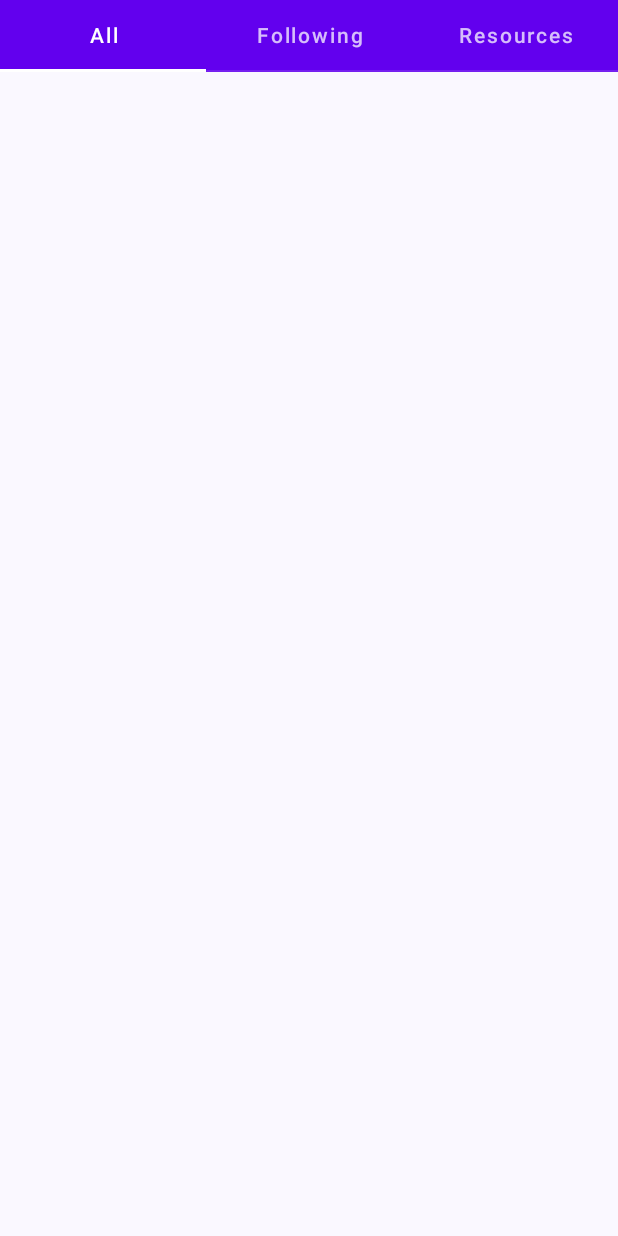
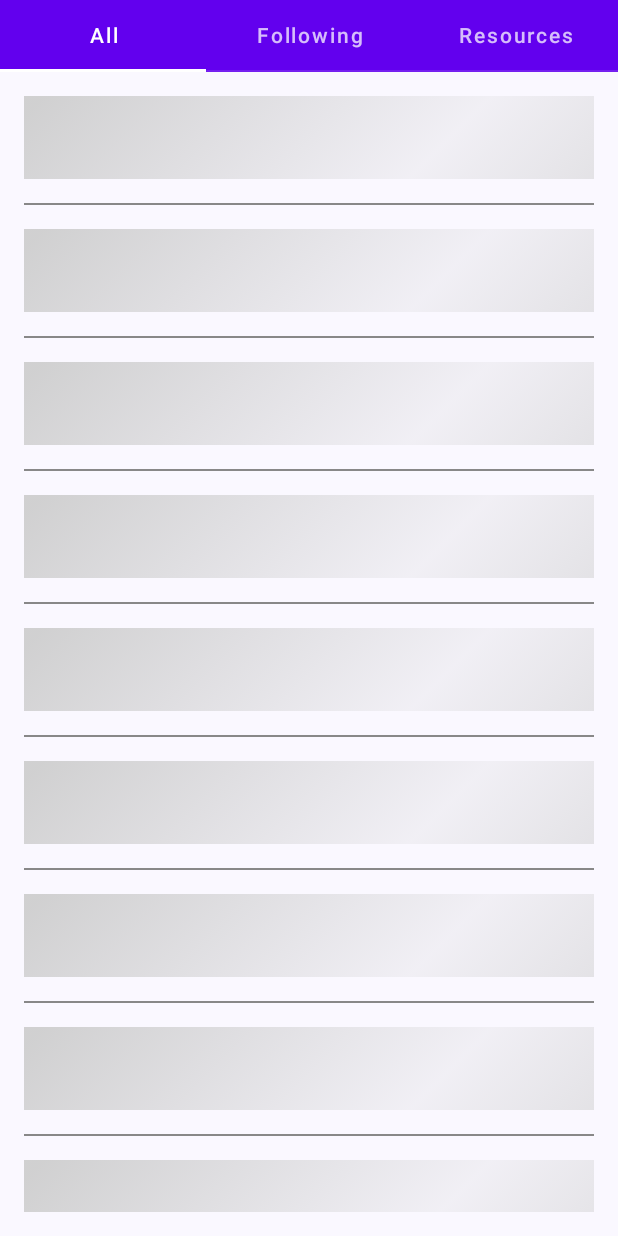
Before and after one commit to venkat-ragavan/player-line, an Android app built with Jetpack Compose: the screen it shows after launch (MainActivity), on a phone screen of 412 x 824 dp. Run offline under Robolectric (Android 15) with nearby library versions, the phone set to English and light mode, and no system bars; our stand-ins replace livedata-compose; pictures from the network do not load.

```diff
--- a/app/src/main/java/com/vrrv/mvvm/playerline/home/HomeViewModel.kt
+++ b/app/src/main/java/com/vrrv/mvvm/playerline/home/HomeViewModel.kt
@@ -3,14 +3,12 @@ package com.vrrv.mvvm.playerline.home
 import android.app.Application
 import android.util.Log
 import androidx.compose.foundation.gestures.DraggableState
-import androidx.compose.runtime.Composable
 import androidx.lifecycle.AndroidViewModel
 import androidx.lifecycle.LiveData
 import androidx.lifecycle.MutableLiveData
 import com.vrrv.mvvm.playerline.domain.RetroAPI
 import com.vrrv.mvvm.playerline.model.Player
 import com.vrrv.mvvm.playerline.model.Players
-import com.vrrv.mvvm.playerline.model.PlayersList
 import retrofit2.Call
 import retrofit2.Callback
 import retrofit2.Response
@@ -22,17 +20,17 @@ class HomeViewModel(application: Application): AndroidViewModel(application) {
 
     val tabs = listOf("All", "Following", "Resources")
 
-    var isSwipeToTheLeft: Boolean = false
+    private var isSwipeToTheLeft: Boolean = false
     private val draggableState = DraggableState { delta ->
         isSwipeToTheLeft = delta > 0
     }
 
-    private val _dragState = MutableLiveData<DraggableState>(draggableState)
+    private val _dragState = MutableLiveData(draggableState)
     val dragState: LiveData<DraggableState> = _dragState
 
-    val playerDetails = MutableLiveData<List<Player>>()
+    val playerDetails = MutableLiveData<List<Player>>(emptyList())
 
-    //val isLoading = MutableLiveData(true)
+    val isLoading = MutableLiveData(true)
     fun updateTabIndexBasedOnSwipe() {
         _tabIndex.value = when (isSwipeToTheLeft) {
             true -> Math.floorMod(_tabIndex.value!!.plus(1), tabs.size)
@@ -49,9 +47,9 @@ class HomeViewModel(application: Application): AndroidViewModel(application) {
         call.enqueue(
             object : Callback<Players> {
                 override fun onResponse(call: Call<Players>, response: Response<Players>) {
+                    isLoading.value = false
                     response.body().let {
                         playerDetails.value = it?.data?.newslist
-                        //isLoading.value = false
                         Log.d("vrrv response ", playerDetails.value.toString())
                     }
                 }
@@ -60,7 +58,4 @@ class HomeViewModel(application: Application): AndroidViewModel(application) {
             }
         )
     }
-
 }
-
-data class TabRowItem(val title: String, val screen: @Composable () -> Unit)
--- a/app/src/main/java/com/vrrv/mvvm/playerline/home/ui/Home.kt
+++ b/app/src/main/java/com/vrrv/mvvm/playerline/home/ui/Home.kt
@@ -1,7 +1,12 @@
 package com.vrrv.mvvm.playerline.home.ui
 
+import androidx.compose.animation.core.FastOutSlowInEasing
+import androidx.compose.animation.core.RepeatMode
+import androidx.compose.animation.core.animateFloat
+import androidx.compose.animation.core.infiniteRepeatable
+import androidx.compose.animation.core.rememberInfiniteTransition
+import androidx.compose.animation.core.tween
 import androidx.compose.foundation.Image
-import androidx.compose.foundation.background
 import androidx.compose.foundation.gestures.Orientation
 import androidx.compose.foundation.gestures.draggable
 import androidx.compose.foundation.layout.Arrangement
@@ -13,25 +18,24 @@ import androidx.compose.material.Text
 import androidx.compose.ui.Alignment
 import androidx.compose.ui.Modifier
 import androidx.compose.ui.text.font.FontWeight
-import androidx.compose.ui.text.style.TextAlign
-import androidx.compose.ui.unit.sp
 import androidx.compose.foundation.layout.fillMaxWidth
 import androidx.compose.foundation.layout.padding
 import androidx.compose.foundation.layout.size
 import androidx.compose.foundation.layout.width
 import androidx.compose.foundation.lazy.LazyColumn
 import androidx.compose.foundation.lazy.items
-import androidx.compose.foundation.rememberScrollState
-import androidx.compose.foundation.verticalScroll
 import androidx.compose.material.*
 import androidx.compose.runtime.Composable
+import androidx.compose.runtime.getValue
 import androidx.compose.runtime.livedata.observeAsState
+import androidx.compose.ui.geometry.Offset
+import androidx.compose.ui.graphics.Brush
 import androidx.compose.ui.graphics.Color
-import androidx.compose.ui.res.colorResource
 import androidx.compose.ui.unit.dp
 import coil.compose.rememberImagePainter
 import com.vrrv.mvvm.playerline.home.HomeViewModel
 import com.vrrv.mvvm.playerline.ui.theme.PLTextView
+import com.vrrv.mvvm.playerline.ui.theme.ShimmerItem
 
 @Composable
 fun TabLayout(viewModel: HomeViewModel) {
@@ -56,6 +60,8 @@ fun TabLayout(viewModel: HomeViewModel) {
 @Composable
 fun HomeScreen(viewModel: HomeViewModel) {
     val playerData = viewModel.playerDetails.observeAsState()
+    val isLoading = viewModel.isLoading.observeAsState()
+
     Column(
         modifier = Modifier
             .fillMaxSize()
@@ -68,7 +74,18 @@ fun HomeScreen(viewModel: HomeViewModel) {
         horizontalAlignment = Alignment.CenterHorizontally,
         verticalArrangement = Arrangement.Top) {
 
-
+        if (isLoading.value == true) {
+            repeat(9) {
+                ShimmerAnimation()
+                Divider(
+                    color = Color.Gray,
+                    modifier = Modifier
+                        .padding(horizontal = 16.dp)
+                        .fillMaxWidth()
+                        .width(1.dp)
+                )
+            }
+        } else {
             LazyColumn(
                 modifier = Modifier.fillMaxWidth(),
                 contentPadding = PaddingValues(0.dp)
@@ -119,7 +136,7 @@ fun HomeScreen(viewModel: HomeViewModel) {
                     }
                 }
             }
-
+        }
     }
 }
 
@@ -145,3 +162,28 @@ fun LoadEmptyDataContent(viewModel: HomeViewModel) {
         }
     }
 }
+
+@Composable
+fun ShimmerAnimation() {
+    val transition = rememberInfiniteTransition()
+    val translateAnim by transition.animateFloat(
+        initialValue = 0f,
+        targetValue = 1000f,
+        animationSpec = infiniteRepeatable(
+            tween(durationMillis = 1200, easing = FastOutSlowInEasing),
+            RepeatMode.Reverse
+        )
+    )
+
+    val brush = Brush.linearGradient(
+        colors = listOf(
+            Color.LightGray.copy(0.9f),
+            Color.LightGray.copy(0.2f),
+            Color.LightGray.copy(0.9f)
+        ),
+        start = Offset(10f, 10f),
+        end = Offset(translateAnim, translateAnim)
+    )
+    ShimmerItem(brush = brush)
+
+}
--- a/app/src/main/java/com/vrrv/mvvm/playerline/ui/theme/Utility.kt
+++ b/app/src/main/java/com/vrrv/mvvm/playerline/ui/theme/Utility.kt
@@ -1,10 +1,19 @@
 package com.vrrv.mvvm.playerline.ui.theme
 
+import androidx.compose.foundation.background
+import androidx.compose.foundation.layout.Column
+import androidx.compose.foundation.layout.Spacer
+import androidx.compose.foundation.layout.fillMaxWidth
+import androidx.compose.foundation.layout.height
+import androidx.compose.foundation.layout.padding
+import androidx.compose.foundation.layout.size
 import androidx.compose.material.Text
 import androidx.compose.runtime.Composable
 import androidx.compose.ui.Modifier
+import androidx.compose.ui.graphics.Brush
 import androidx.compose.ui.text.font.FontWeight
 import androidx.compose.ui.text.style.TextAlign
+import androidx.compose.ui.unit.dp
 import androidx.compose.ui.unit.sp
 
 @Composable
@@ -23,3 +32,17 @@ fun PLTextView(
         modifier = modifier
     )
 }
+
+
+@Composable
+fun ShimmerItem(brush: Brush) {
+    Column(modifier = Modifier.padding(16.dp)) {
+        Spacer(
+            modifier = Modifier
+                .fillMaxWidth()
+                .size(55.dp)
+                .background(brush = brush)
+        )
+
+    }
+}
```
Lines whose indentation alone changed are shown as unchanged.
